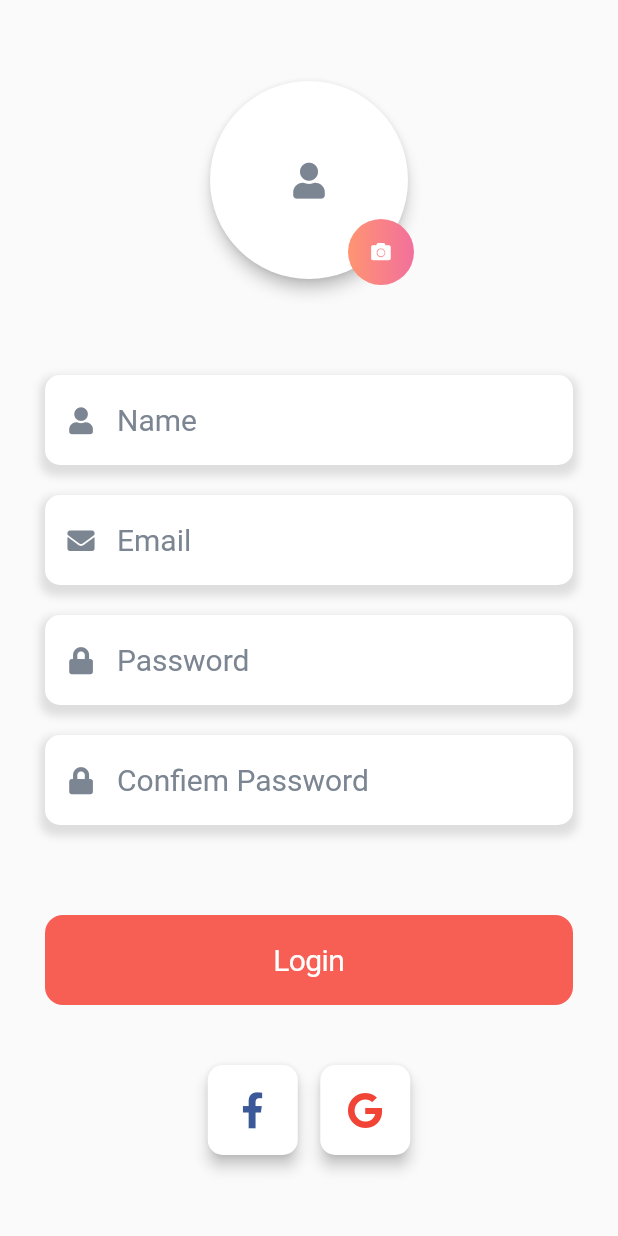
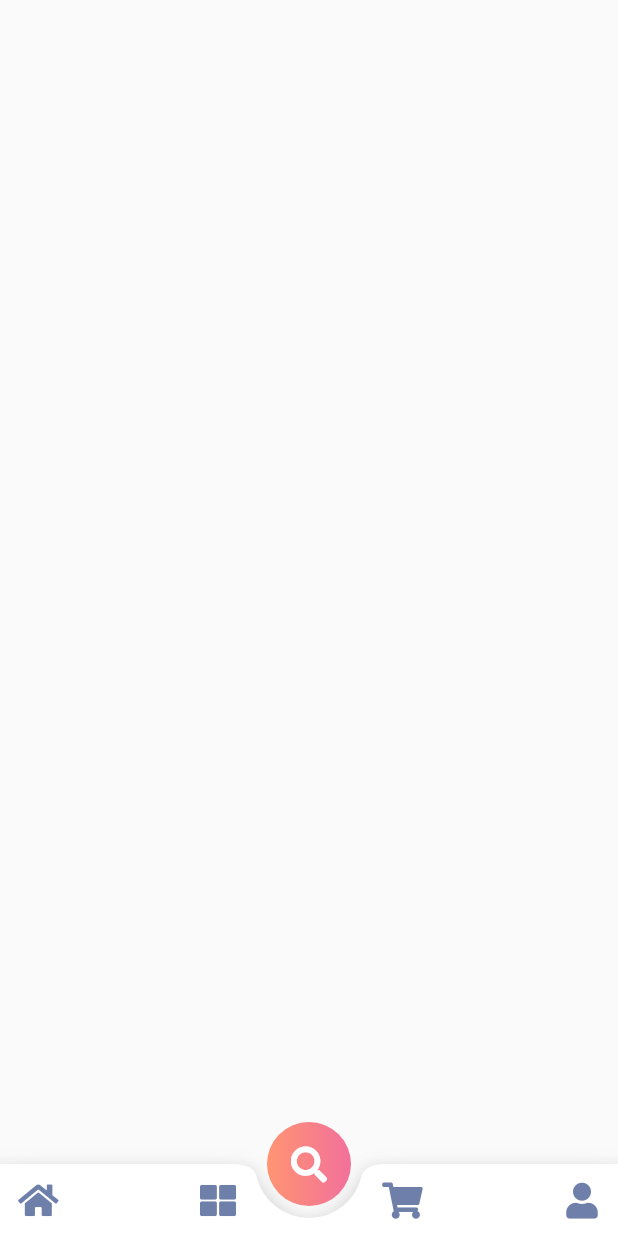
Before and after one commit to imamhossain94/dokan-wedevs-assignment, a Flutter app: the screen it shows after launch, on a phone screen of 412 x 824 dp. Run offline on Flutter 3.47's test engine with Material 2 defaults, Android fonts, the phone set to English and light mode, and no system bars; our stand-ins replace font_awesome_flutter, get, get_storage.

Commit message:
feat: app tabs are created

```diff
--- a/lib/main.dart
+++ b/lib/main.dart
@@ -4,6 +4,7 @@ import 'package:flutter/material.dart';
 import 'services/theme_service.dart';
 import 'utils/themes.dart';
 import 'utils/themes_mode.dart';
+import 'views/main_page.dart';
 import 'views/signup_page.dart';
 
 void main() {
@@ -24,7 +25,7 @@ class MyApp extends StatelessWidget {
       darkTheme: Themes.dark,
       themeMode: ThemeService().theme,
       debugShowCheckedModeBanner: false,
-      home: SignUpPage(),
+      home: MainPage(),
     );
   }
 }
--- /dev/null
+++ b/lib/views/main_page.dart
@@ -0,0 +1,79 @@
+import 'package:flutter/material.dart';
+import 'package:font_awesome_flutter/font_awesome_flutter.dart';
+
+class MainPage extends StatelessWidget {
+  const MainPage({Key? key}) : super(key: key);
+
+  @override
+  Widget build(BuildContext context) {
+    return Scaffold(
+
+
+      floatingActionButton: Container(
+        height: 56,
+        width: 56,
+        alignment: Alignment.center,
+        decoration: BoxDecoration(
+          borderRadius: BorderRadius.circular(28),
+          gradient: const LinearGradient(
+            colors: [Color(0xFFFF9472), Color(0xFFF2709C)],
+          ),
+        ),
+        child: FloatingActionButton(
+          isExtended: true,
+          elevation: 0,
+          onPressed: () {},
+          child: const Icon(FontAwesomeIcons.search),
+          backgroundColor: Colors.transparent,
+        ),
+      ),
+      floatingActionButtonLocation: FloatingActionButtonLocation.centerDocked,
+      bottomNavigationBar: BottomAppBar(
+        color: Colors.white,
+        shape: const CircularNotchedRectangle(),
+        notchMargin: 8,
+        child: Row(
+          mainAxisSize: MainAxisSize.max,
+          mainAxisAlignment: MainAxisAlignment.spaceBetween,
+          children: <Widget>[
+            IconButton(
+              icon: const Icon(
+                FontAwesomeIcons.home,
+                color: Color(0xFF6E7FAA),
+              ),
+              onPressed: () {},
+            ),
+            IconButton(
+              icon: const Icon(
+                FontAwesomeIcons.thLarge,
+                color: Color(0xFF6E7FAA),
+              ),
+              onPressed: () {},
+            ),
+            IconButton(
+              icon: const Icon(
+                FontAwesomeIcons.shoppingCart,
+                color: Color(0xFF6E7FAA),
+              ),
+              onPressed: () {},
+            ),
+            IconButton(
+              icon: const Icon(
+                FontAwesomeIcons.solidUser,
+                color: Color(0xFF6E7FAA),
+              ),
+              onPressed: () {},
+            ),
+          ],
+        ),
+      ),
+    );
+  }
+
+
+
+
+
+
+
+}
--- a/lib/views/signup_page.dart
+++ b/lib/views/signup_page.dart
@@ -1,4 +1,4 @@
-import 'package:dokan_wedevs_assignment/controllers/signin_controller.dart';
+import 'package:dokan_wedevs_assignment/controllers/signup_controller.dart';
 import 'package:flutter/cupertino.dart';
 import 'package:flutter/material.dart';
 import 'package:font_awesome_flutter/font_awesome_flutter.dart';
@@ -9,7 +9,7 @@ import 'components/custom_text_field.dart';
 class SignUpPage extends StatelessWidget {
   SignUpPage({Key? key}) : super(key: key);
 
-  final signInController = Get.put(SignInController());
+  final signInController = Get.put(SignUpController());
 
   @override
   Widget build(BuildContext context) {
```
Also changed, not shown: lib/controllers/main_controller.dart (added, +14 -0 lines), lib/controllers/signup_controller.dart (added, +14 -0 lines), lib/views/tabs/cart_tab.dart (added, +17 -0 lines), lib/views/tabs/home_tab.dart (added, +17 -0 lines), lib/views/tabs/menu_tab.dart (added, +17 -0 lines), lib/views/tabs/profile_tab.dart (added, +17 -0 lines).
